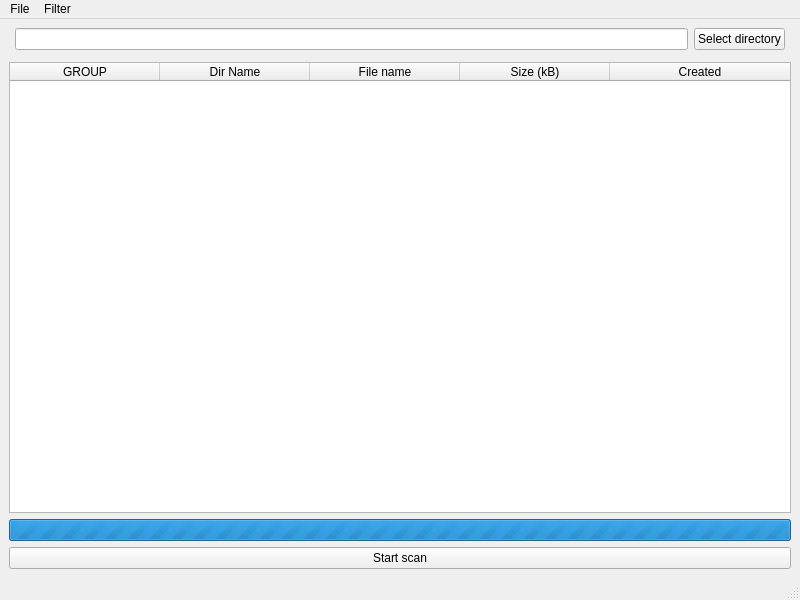
The window that mainwindow.ui (evgeneh/files_scaner) describes before a commit, drawn with Qt 5.
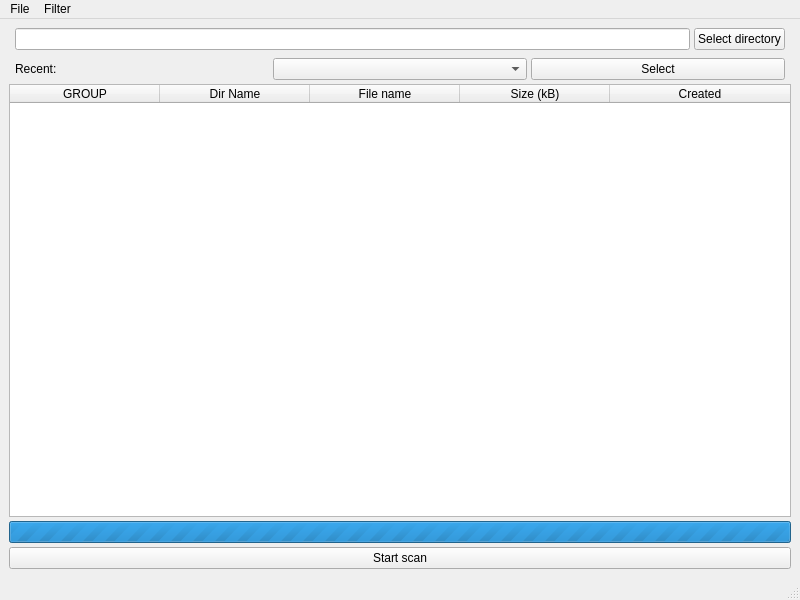
The same window after the commit. Icons and pictures are not drawn.

```diff
--- a/mainwindow.ui
+++ b/mainwindow.ui
@@ -21,6 +21,9 @@
    <layout class="QVBoxLayout" name="verticalLayout_4">
     <item>
      <layout class="QVBoxLayout" name="verticalLayout_3">
+      <property name="spacing">
+       <number>4</number>
+      </property>
       <item>
        <layout class="QHBoxLayout" name="horizontalLayout_4">
         <property name="leftMargin">
@@ -44,6 +47,43 @@
       <item>
        <widget class="QWidget" name="widget" native="true"/>
       </item>
+      <item>
+       <layout class="QHBoxLayout" name="horizontalLayout">
+        <property name="sizeConstraint">
+         <enum>QLayout::SetDefaultConstraint</enum>
+        </property>
+        <property name="leftMargin">
+         <number>6</number>
+        </property>
+        <property name="rightMargin">
+         <number>6</number>
+        </property>
+        <item>
+         <widget class="QLabel" name="label">
+          <property name="text">
+           <string>Recent:</string>
+          </property>
+         </widget>
+        </item>
+        <item>
+         <widget class="QComboBox" name="comboBox_recentDirs">
+          <property name="sizePolicy">
+           <sizepolicy hsizetype="Minimum" vsizetype="Maximum">
+            <horstretch>0</horstretch>
+            <verstretch>0</verstretch>
+           </sizepolicy>
+          </property>
+         </widget>
+        </item>
+        <item>
+         <widget class="QPushButton" name="pushButton_addRecent">
+          <property name="text">
+           <string>Select</string>
+          </property>
+         </widget>
+        </item>
+       </layout>
+      </item>
       <item>
        <widget class="QTableWidget" name="tableWidget">
         <property name="editTriggers">
```
